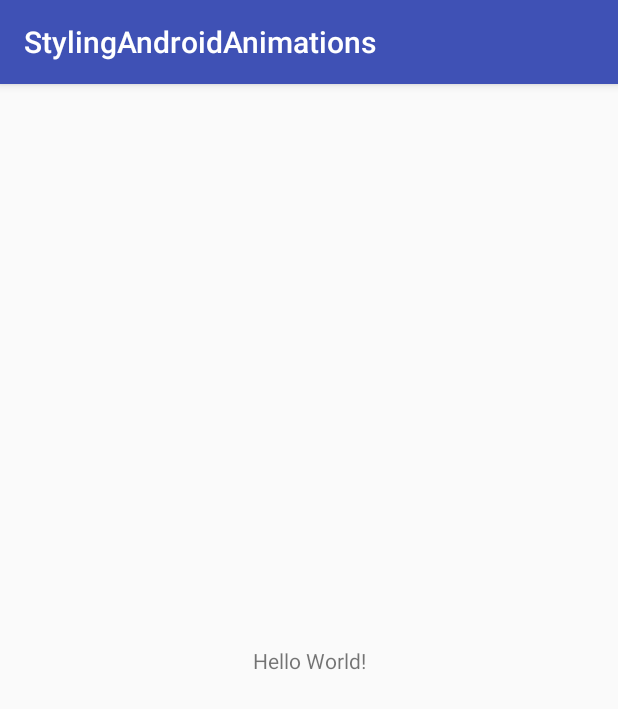
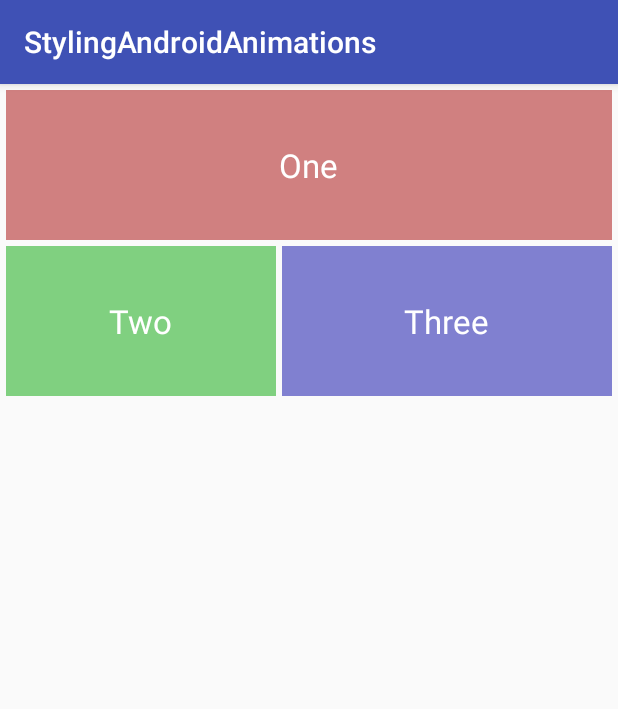
Before and after one commit to sahilpatel14/StylingAndroidAnimations, an Android app: the screen it shows after launch (MainActivity), on a phone screen of 412 x 824 dp. Shown: the top 709 px of the screen. Run offline under Robolectric (Android 15) with nearby library versions, the phone set to English and light mode, and no system bars.

Commit message:
Transitions between views using scenes

```diff
--- a/app/src/main/java/com/ninthsemester/stylingandroidanimations/MainActivity.kt
+++ b/app/src/main/java/com/ninthsemester/stylingandroidanimations/MainActivity.kt
@@ -1,12 +1,79 @@
 package com.ninthsemester.stylingandroidanimations
 
+import android.os.Build
 import android.support.v7.app.AppCompatActivity
 import android.os.Bundle
+import android.transition.ChangeBounds
+import android.transition.Scene
+import android.transition.TransitionManager
+import android.view.View
+import android.view.ViewGroup
+import android.widget.GridLayout
+import android.widget.LinearLayout
+import kotlinx.android.synthetic.main.activity_main.*
 
-class MainActivity : AppCompatActivity() {
+//  https://blog.stylingandroid.com/transition-animation-part-1/
+
+class MainActivity : AppCompatActivity(), View.OnClickListener {
+
+    private lateinit var mContainer: ViewGroup
+    private lateinit var mTransitionManager: TransitionManager
+
+    private lateinit var mScene1: Scene
+    private lateinit var mScene2: Scene
+    private lateinit var mScene3: Scene
+
 
     override fun onCreate(savedInstanceState: Bundle?) {
         super.onCreate(savedInstanceState)
         setContentView(R.layout.activity_main)
+
+        if (Build.VERSION.SDK_INT >= Build.VERSION_CODES.KITKAT) {
+
+            mContainer = container
+            mTransitionManager = TransitionManager()
+
+            mScene1 = Scene.getSceneForLayout(mContainer, R.layout.grid1, this)
+            mScene2 = Scene.getSceneForLayout(mContainer, R.layout.grid2, this)
+            mScene3 = Scene.getSceneForLayout(mContainer, R.layout.grid3, this)
+
+            mScene1.setEnterAction {
+                mScene1.sceneRoot.findViewById<View>(R.id.item2).setOnClickListener(this)
+                mScene1.sceneRoot.findViewById<View>(R.id.item3).setOnClickListener(this)
+            }
+
+            mScene2.setEnterAction {
+                mScene2.sceneRoot.findViewById<View>(R.id.item1).setOnClickListener(this)
+                mScene2.sceneRoot.findViewById<View>(R.id.item3).setOnClickListener(this)
+            }
+
+            mScene3.setEnterAction {
+                mScene3.sceneRoot.findViewById<View>(R.id.item1).setOnClickListener(this)
+                mScene3.sceneRoot.findViewById<View>(R.id.item2).setOnClickListener(this)
+            }
+
+            val transition = ChangeBounds()
+            mTransitionManager.setTransition(mScene1, mScene2, transition)
+            mTransitionManager.setTransition(mScene1, mScene3, transition)
+            mTransitionManager.setTransition(mScene2, mScene1, transition)
+            mTransitionManager.setTransition(mScene2, mScene3, transition)
+            mTransitionManager.setTransition(mScene3, mScene1, transition)
+            mTransitionManager.setTransition(mScene3, mScene2, transition)
+            mScene1.enter()
+
+        }
+
+
+    }
+
+    override fun onClick(v: View?) {
+
+        if (Build.VERSION.SDK_INT >= Build.VERSION_CODES.KITKAT) {
+            when (v?.id) {
+                R.id.item1 -> mTransitionManager.transitionTo(mScene1)
+                R.id.item2 -> mTransitionManager.transitionTo(mScene2)
+                R.id.item3 -> mTransitionManager.transitionTo(mScene3)
+            }
+        }
     }
 }
--- a/app/src/main/res/layout/activity_main.xml
+++ b/app/src/main/res/layout/activity_main.xml
@@ -1,18 +1,8 @@
 <?xml version="1.0" encoding="utf-8"?>
-<android.support.constraint.ConstraintLayout xmlns:android="http://schemas.android.com/apk/res/android"
-    xmlns:app="http://schemas.android.com/apk/res-auto"
-    xmlns:tools="http://schemas.android.com/tools"
+
+<FrameLayout xmlns:android="http://schemas.android.com/apk/res/android"
     android:layout_width="match_parent"
     android:layout_height="match_parent"
-    tools:context="com.ninthsemester.stylingandroidanimations.MainActivity">
+    android:id="@+id/container">
 
-    <TextView
-        android:layout_width="wrap_content"
-        android:layout_height="wrap_content"
-        android:text="Hello World!"
-        app:layout_constraintBottom_toBottomOf="parent"
-        app:layout_constraintLeft_toLeftOf="parent"
-        app:layout_constraintRight_toRightOf="parent"
-        app:layout_constraintTop_toTopOf="parent" />
-
-</android.support.constraint.ConstraintLayout>
+</FrameLayout>
--- /dev/null
+++ b/app/src/main/res/layout/grid1.xml
@@ -0,0 +1,65 @@
+<?xml version="1.0" encoding="utf-8"?>
+<GridLayout xmlns:android="http://schemas.android.com/apk/res/android"
+    android:layout_width="match_parent"
+    android:layout_height="match_parent"
+    android:columnCount="2"
+    android:padding="2dp">
+
+    <FrameLayout
+        android:id="@+id/item1"
+        android:layout_width="match_parent"
+        android:layout_height="100dp"
+        android:background="@color/red"
+        android:minWidth="180dp"
+        android:layout_margin="2dp"
+        android:layout_columnSpan="2">
+
+        <TextView
+            android:id="@+id/text1"
+            android:layout_height="wrap_content"
+            android:layout_width="wrap_content"
+            android:layout_gravity="center"
+            android:text="One"
+            android:textAppearance="@android:style/TextAppearance.Holo.Large.Inverse"/>
+    </FrameLayout>
+
+
+    <FrameLayout
+        android:id="@+id/item2"
+        android:layout_width="wrap_content"
+        android:layout_height="100dp"
+        android:minWidth="180dp"
+        android:layout_gravity="fill_horizontal"
+        android:layout_margin="2dp"
+        android:background="@color/green">
+
+        <TextView
+            android:id="@+id/text2"
+            android:layout_height="wrap_content"
+            android:layout_width="wrap_content"
+            android:layout_gravity="center"
+            android:text="Two"
+            android:textAppearance="@android:style/TextAppearance.Holo.Large.Inverse"/>
+    </FrameLayout>
+
+    <FrameLayout
+        android:id="@+id/item3"
+        android:layout_width="wrap_content"
+        android:layout_height="100dp"
+        android:layout_margin="2dp"
+        android:minWidth="180dp"
+        android:layout_gravity="fill_horizontal"
+        android:background="@color/blue">
+
+        <TextView
+            android:id="@+id/text3"
+            android:layout_height="wrap_content"
+            android:layout_width="wrap_content"
+            android:layout_gravity="center"
+            android:text="Three"
+            android:textAppearance="@android:style/TextAppearance.Holo.Large.Inverse"/>
+    </FrameLayout>
+
+
+
+</GridLayout>
--- a/app/src/main/res/values/colors.xml
+++ b/app/src/main/res/values/colors.xml
@@ -3,4 +3,8 @@
     <color name="colorPrimary">#3F51B5</color>
     <color name="colorPrimaryDark">#303F9F</color>
     <color name="colorAccent">#FF4081</color>
+
+    <color name="red">#FFD08080</color>
+    <color name="green">#FF80D080</color>
+    <color name="blue">#FF8080D0</color>
 </resources>
--- a/app/src/main/res/values/styles.xml
+++ b/app/src/main/res/values/styles.xml
@@ -8,4 +8,8 @@
         <item name="colorAccent">@color/colorAccent</item>
     </style>
 
+    <style name="Text" parent="android:TextAppearance.Holo.Large.Inverse">
+
+    </style>
+
 </resources>
```
Also changed, not shown: app/src/main/res/layout/grid2.xml (added, +61 -0 lines), app/src/main/res/layout/grid3.xml (added, +61 -0 lines), app/src/main/res/values/dimens.xml (added, +14 -0 lines).
